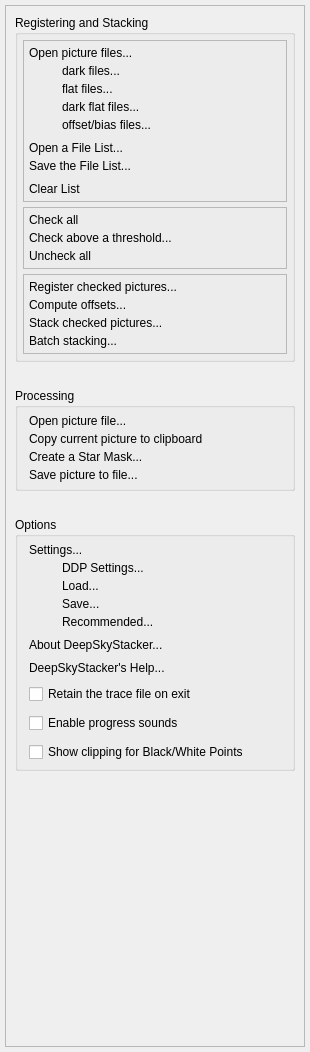
Above: DeepSkyStacker/ui/ExplorerBar.ui from deepskystacker/DSS before the change. Below: the same form after it.
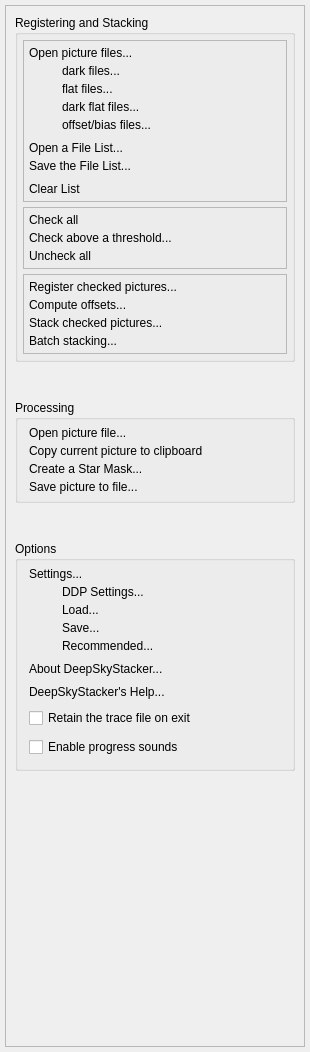
That is the form after the change.

Commit message: Relocate the check-box for controlling the display of Shadow and Highlight clipping to the Processing Panel.

```diff
--- a/DeepSkyStacker/ui/ExplorerBar.ui
+++ b/DeepSkyStacker/ui/ExplorerBar.ui
@@ -95,7 +95,7 @@
          <x>0</x>
          <y>0</y>
          <width>298</width>
-         <height>883</height>
+         <height>858</height>
         </rect>
        </property>
        <property name="sizePolicy">
@@ -660,16 +660,6 @@
              </property>
             </spacer>
            </item>
-           <item>
-            <widget class="QCheckBox" name="showClipping">
-             <property name="toolTip">
-              <string>In the Processing Panel, show pixels below the Black Level as blue and pixels above the White Level as red.</string>
-             </property>
-             <property name="text">
-              <string>Show clipping for Black/White Points</string>
-             </property>
-            </widget>
-           </item>
           </layout>
          </widget>
         </item>
```
The commit also changes 5 other files.
